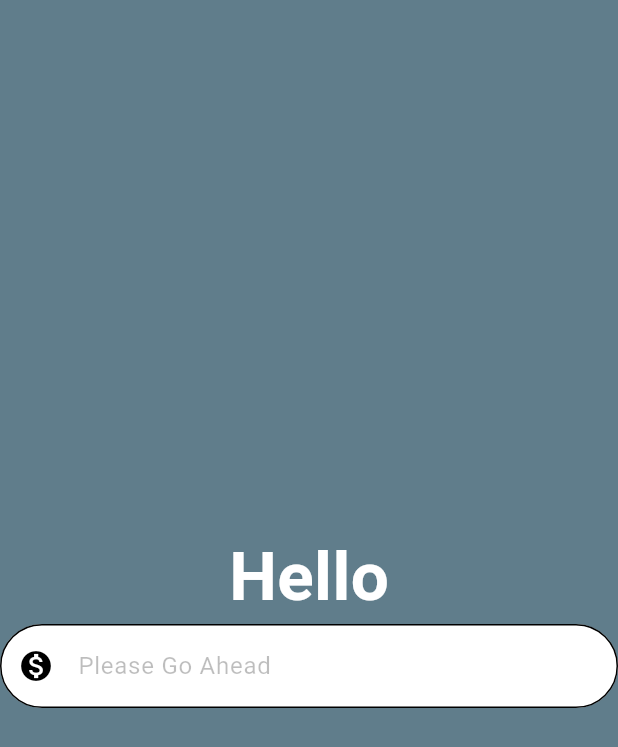
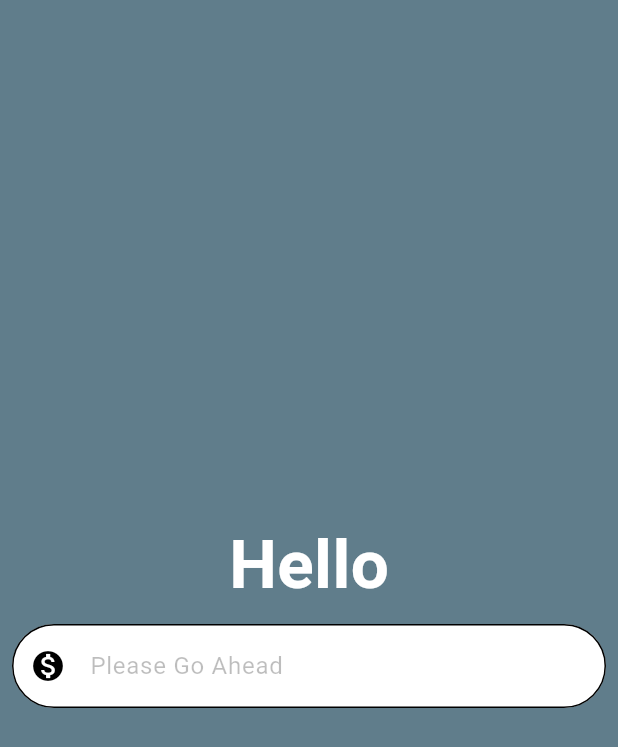
Before and after one commit to g-magdy/currency_converter, a Flutter app: the screen it shows after launch, on a phone screen of 412 x 824 dp. Shown: the top 747 px of the screen. Run offline on Flutter 3.47's test engine with Material 3 defaults, Android fonts, the phone set to English and light mode, and no system bars.

Commit message:
changing kb type, ctrl+shift+r then wrap with padding

```diff
--- a/lib/pages/currency_converter_material_page.dart
+++ b/lib/pages/currency_converter_material_page.dart
@@ -25,7 +25,9 @@ class CurrencyConverterMaterialPage extends StatelessWidget {
                   fontWeight: FontWeight.bold,
                   color: Colors.white),
             ),
-            TextField(
+            Padding(
+              padding: EdgeInsets.all(8.0),
+              child: TextField(
                 cursorColor: Colors.white,
                 style: TextStyle(color: Colors.black),
                 decoration: InputDecoration(
@@ -38,6 +40,8 @@ class CurrencyConverterMaterialPage extends StatelessWidget {
                   focusedBorder: border,
                   enabledBorder: border,
                 ),
+                keyboardType: TextInputType.number,
+              ),
             ),
           ],
         ),
```
Lines whose indentation alone changed are shown as unchanged.
